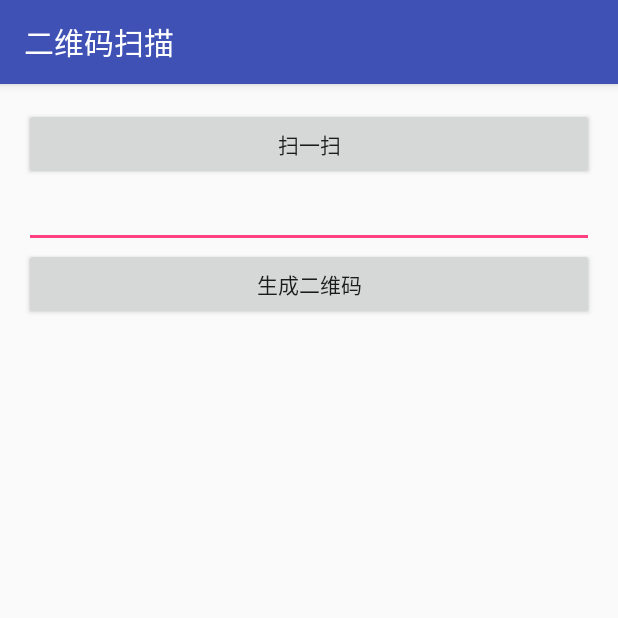
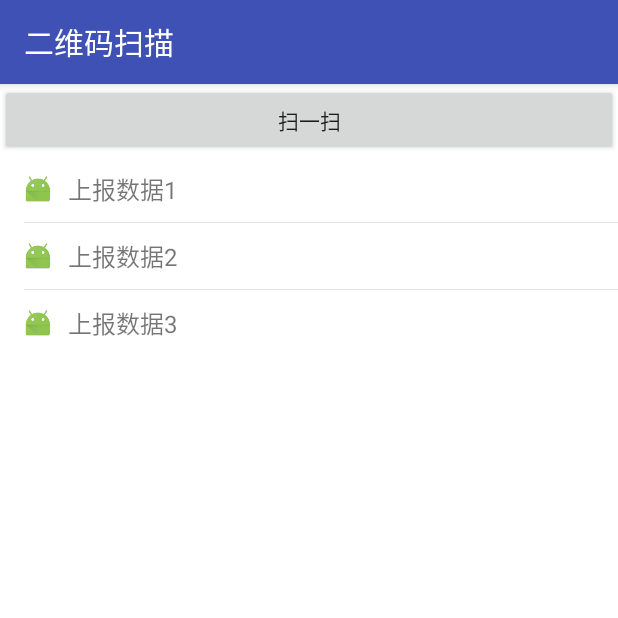
Before and after one commit to chenkaik/ZxingQRCode, an Android app: the screen it shows after launch (MainActivity), on a phone screen of 412 x 824 dp, the top half of it. Run offline under Robolectric (Android 15) with nearby library versions, the phone set to English and light mode, and no system bars.

Commit message:
扫码测试

```diff
--- a/app/src/main/java/com/example/chenkai/zxingqrcode/MainActivity.java
+++ b/app/src/main/java/com/example/chenkai/zxingqrcode/MainActivity.java
@@ -5,40 +5,51 @@ import android.content.Intent;
 import android.content.pm.PackageManager;
 import android.os.Build;
 import android.os.Bundle;
+import android.support.annotation.Nullable;
 import android.support.v4.app.ActivityCompat;
 import android.support.v4.content.ContextCompat;
 import android.support.v7.app.AppCompatActivity;
+import android.text.TextUtils;
+import android.util.Log;
 import android.view.View;
-import android.widget.EditText;
-import android.widget.ImageView;
+import android.widget.TextView;
 import android.widget.Toast;
 
 
 public class MainActivity extends AppCompatActivity implements View.OnClickListener {
 
-    private EditText editText;
-    private ImageView imageView;
+    private static final String TAG = "MainActivity";
 
-//    private CameraManager manager;
+//    private EditText editText;
+//    private ImageView imageView;
+
+    //    private CameraManager manager;
 //    public static boolean kaiguan = true; // 定义开关状态，状态为false，打开状态，状态为true，关闭状态
 //
 //    private boolean status = false;
 //    private Camera camera;
 //    private Camera.Parameters parameters;
 //    private MainActivity instance;
+    private int REQUEST_CODE_SCAN = 111;
+    private TextView textView1;
+    private TextView textView2;
+    private TextView textView3;
 
     @Override
     protected void onCreate(Bundle savedInstanceState) {
         super.onCreate(savedInstanceState);
         setContentView(R.layout.activity_main);
         findViewById(R.id.btn_s).setOnClickListener(this);
-        findViewById(R.id.shengcheng).setOnClickListener(this);
-        findViewById(R.id.open).setOnClickListener(this);
-        editText = (EditText) findViewById(R.id.editText);
-        imageView = (ImageView) findViewById(R.id.imageview);
+//        findViewById(R.id.shengcheng).setOnClickListener(this);
+//        findViewById(R.id.open).setOnClickListener(this);
+//        editText = (EditText) findViewById(R.id.editText);
+//        imageView = (ImageView) findViewById(R.id.imageview);
 //        // 闪光灯
 //        instance = this;
 //        camera = Camera.open();
+        textView1 = findViewById(R.id.tv_clear_cache);
+        textView2 = findViewById(R.id.tv_clear_cache2);
+        textView3 = findViewById(R.id.tv_clear_cache3);
     }
 
     @Override
@@ -46,10 +57,37 @@ public class MainActivity extends AppCompatActivity implements View.OnClickListe
         //super.onRequestPermissionsResult(requestCode, permissions, grantResults);
         if (requestCode == 1) {
             if (grantResults.length > 0 && grantResults[0] == PackageManager.PERMISSION_GRANTED) {
-                startActivity(new Intent(this, QrScanActivity.class));
+                startActivityForResult(new Intent(this, QrScanActivity.class), REQUEST_CODE_SCAN);
             } else {
                 Toast.makeText(this, "请允许程序访问相机权限", Toast.LENGTH_SHORT).show();
             }
+        }
+    }
+
+    @Override
+    protected void onActivityResult(int requestCode, int resultCode, @Nullable Intent data) {
+        super.onActivityResult(requestCode, resultCode, data);
+        if (requestCode == REQUEST_CODE_SCAN && resultCode == RESULT_OK) {
+            if (data != null) {
+                String content = data.getStringExtra("codeContent");
+                Log.e(TAG, "onActivityResult: " + content);
+                if (!TextUtils.isEmpty(content) && content.contains("&")) {
+
+                }
+                String s[] = content.split("&");
+                if (s.length == 3) {
+                    textView1.setText(s[0]);
+                    textView2.setText(s[1]);
+                    textView3.setText(s[2]);
+                } else {
+                    Toast.makeText(this, "没有", Toast.LENGTH_SHORT).show();
+                }
+
+            } else {
+                Log.e(TAG, "onActivityResult: 1");
+            }
+        } else {
+            Log.e(TAG, "onActivityResult: 2");
         }
     }
 
@@ -60,7 +98,7 @@ public class MainActivity extends AppCompatActivity implements View.OnClickListe
                 if (ContextCompat.checkSelfPermission(this, Manifest.permission.CAMERA) != PackageManager.PERMISSION_GRANTED) {
                     ActivityCompat.requestPermissions(this, new String[]{Manifest.permission.CAMERA}, 1);
                 } else {
-                    startActivity(new Intent(this, QrScanActivity.class));
+                    startActivityForResult(new Intent(this, QrScanActivity.class), REQUEST_CODE_SCAN);
                 }
                 break;
 //            case R.id.open:
@@ -74,7 +112,7 @@ public class MainActivity extends AppCompatActivity implements View.OnClickListe
 //                        instance.camera.setParameters(instance.parameters);
 //                    }
 //                break;
-            case R.id.shengcheng:
+//            case R.id.shengcheng:
 //                String info = editText.getText().toString().trim();
 //                if (TextUtils.isEmpty(info)){
 //                    Toast.makeText(this, "内容不能为空", Toast.LENGTH_SHORT).show();
--- a/app/src/main/java/com/example/chenkai/zxingqrcode/QrScanActivity.java
+++ b/app/src/main/java/com/example/chenkai/zxingqrcode/QrScanActivity.java
@@ -1,8 +1,10 @@
 package com.example.chenkai.zxingqrcode;
 
+import android.content.Intent;
 import android.graphics.Rect;
 import android.os.Bundle;
 import android.support.v7.app.AppCompatActivity;
+import android.util.Log;
 import android.view.View;
 import android.view.animation.Animation;
 import android.view.animation.TranslateAnimation;
@@ -18,6 +20,7 @@ import java.util.ArrayList;
 import java.util.List;
 
 public class QrScanActivity extends AppCompatActivity implements ZXingScannerViewNew.ResultHandler, ZXingScannerViewNew.QrSize {
+    private static final String TAG = "QrScanActivity";
     ZXingScannerViewNew scanView;
     private TextView result;
     private BeepManager beepManager;
@@ -33,7 +36,7 @@ public class QrScanActivity extends AppCompatActivity implements ZXingScannerVie
         beepManager = new BeepManager(this);
         setupFormats();
         initViews();
-        result= (TextView) findViewById(R.id.editText);
+        result = (TextView) findViewById(R.id.editText);
     }
 
     private void initViews() {
@@ -62,7 +65,14 @@ public class QrScanActivity extends AppCompatActivity implements ZXingScannerVie
     public void handleResult(Result rawResult) {
         beepManager.playBeepSoundAndVibrate();
         // 回调方法中接收扫描结果并且设置到textview中  可判断扫描结果是否为null
-        result.setText(rawResult.toString());
+        String res = rawResult.toString();
+        Log.e(TAG, "handleResult: " + res);
+//        result.setText(res);
+        Intent intent = new Intent();
+        intent.putExtra("codeContent", res);
+        setResult(RESULT_OK, intent);
+        this.finish();
+
     }
 
     // 可以解析二维码和条形码等，我们这里只添加二维码格式，让他只处理二维码
--- a/app/src/main/res/layout/activity_main.xml
+++ b/app/src/main/res/layout/activity_main.xml
@@ -4,11 +4,8 @@
     android:id="@+id/activity_main"
     android:layout_width="match_parent"
     android:layout_height="match_parent"
-    android:paddingBottom="@dimen/activity_vertical_margin"
-    android:paddingLeft="@dimen/activity_horizontal_margin"
-    android:paddingRight="@dimen/activity_horizontal_margin"
-    android:paddingTop="@dimen/activity_vertical_margin"
     android:orientation="vertical"
+    android:background="@color/white"
     tools:context="com.example.chenkai.zxingqrcode.MainActivity">
 
     <Button
@@ -17,26 +14,144 @@
         android:layout_height="wrap_content"
         android:text="扫一扫" />
 
-    <Button
-        android:id="@+id/open"
+    <RelativeLayout
+        android:id="@+id/rl_clear_cache"
         android:layout_width="match_parent"
         android:layout_height="wrap_content"
-        android:text="闪光灯"
-        android:visibility="gone"/>
+        android:padding="10dp">
 
-    <EditText
-        android:id="@+id/editText"
+        <ImageView
+            android:id="@+id/iv_clear_cache"
+            android:layout_width="20dp"
+            android:layout_height="20dp"
+            android:layout_centerVertical="true"
+            android:layout_marginLeft="5dp"
+            android:src="@mipmap/ic_launcher" />
+
+        <TextView
+            android:layout_width="wrap_content"
+            android:layout_height="wrap_content"
+            android:layout_centerVertical="true"
+            android:layout_marginLeft="10dp"
+            android:layout_toRightOf="@+id/iv_clear_cache"
+            android:text="上报数据1"
+            android:textSize="16sp" />
+
+        <TextView
+            android:id="@+id/tv_clear_cache"
+            android:layout_width="wrap_content"
+            android:layout_height="wrap_content"
+            android:layout_alignParentRight="true"
+            android:layout_centerVertical="true"
+            android:layout_marginRight="15dp"
+            android:text=""
+            android:textSize="15sp" />
+
+    </RelativeLayout>
+
+    <View
         android:layout_width="match_parent"
-        android:layout_height="wrap_content" />
+        android:layout_height="0.5dp"
+        android:layout_marginLeft="16dp"
+        android:background="@color/me_line"/>
 
-    <Button
-        android:id="@+id/shengcheng"
+    <RelativeLayout
+        android:id="@+id/rl_clear_cache2"
         android:layout_width="match_parent"
         android:layout_height="wrap_content"
-        android:text="生成二维码" />
+        android:padding="10dp">
 
-    <ImageView
-        android:id="@+id/imageview"
-        android:layout_width="wrap_content"
-        android:layout_height="wrap_content" />
+        <ImageView
+            android:id="@+id/iv_clear_cache2"
+            android:layout_width="20dp"
+            android:layout_height="20dp"
+            android:layout_centerVertical="true"
+            android:layout_marginLeft="5dp"
+            android:src="@mipmap/ic_launcher" />
+
+        <TextView
+            android:layout_width="wrap_content"
+            android:layout_height="wrap_content"
+            android:layout_centerVertical="true"
+            android:layout_marginLeft="10dp"
+            android:layout_toRightOf="@+id/iv_clear_cache2"
+            android:text="上报数据2"
+            android:textSize="16sp" />
+
+        <TextView
+            android:id="@+id/tv_clear_cache2"
+            android:layout_width="wrap_content"
+            android:layout_height="wrap_content"
+            android:layout_alignParentRight="true"
+            android:layout_centerVertical="true"
+            android:layout_marginRight="15dp"
+            android:text=""
+            android:textSize="15sp" />
+
+    </RelativeLayout>
+
+    <View
+        android:layout_width="match_parent"
+        android:layout_height="0.5dp"
+        android:layout_marginLeft="16dp"
+        android:background="@color/me_line"/>
+
+    <RelativeLayout
+        android:id="@+id/rl_clear_cache3"
+        android:layout_width="match_parent"
+        android:layout_height="wrap_content"
+        android:padding="10dp">
+
+        <ImageView
+            android:id="@+id/iv_clear_cache3"
+            android:layout_width="20dp"
+            android:layout_height="20dp"
+            android:layout_centerVertical="true"
+            android:layout_marginLeft="5dp"
+            android:src="@mipmap/ic_launcher" />
+
+        <TextView
+            android:layout_width="wrap_content"
+            android:layout_height="wrap_content"
+            android:layout_centerVertical="true"
+            android:layout_marginLeft="10dp"
+            android:layout_toRightOf="@+id/iv_clear_cache3"
+            android:text="上报数据3"
+            android:textSize="16sp" />
+
+        <TextView
+            android:id="@+id/tv_clear_cache3"
+            android:layout_width="wrap_content"
+            android:layout_height="wrap_content"
+            android:layout_alignParentRight="true"
+            android:layout_centerVertical="true"
+            android:layout_marginRight="15dp"
+            android:text=""
+            android:textSize="15sp" />
+
+    </RelativeLayout>
+
+
+    <!--<Button-->
+        <!--android:id="@+id/open"-->
+        <!--android:layout_width="match_parent"-->
+        <!--android:layout_height="wrap_content"-->
+        <!--android:text="闪光灯"-->
+        <!--android:visibility="gone"/>-->
+
+    <!--<EditText-->
+        <!--android:id="@+id/editText"-->
+        <!--android:layout_width="match_parent"-->
+        <!--android:layout_height="wrap_content" />-->
+
+    <!--<Button-->
+        <!--android:id="@+id/shengcheng"-->
+        <!--android:layout_width="match_parent"-->
+        <!--android:layout_height="wrap_content"-->
+        <!--android:text="生成二维码" />-->
+
+    <!--<ImageView-->
+        <!--android:id="@+id/imageview"-->
+        <!--android:layout_width="wrap_content"-->
+        <!--android:layout_height="wrap_content" />-->
 </LinearLayout>
--- a/app/src/main/res/values/colors.xml
+++ b/app/src/main/res/values/colors.xml
@@ -11,6 +11,8 @@
     <color name="viewfinder_mask">#60000000</color>
     <color name="viewfinder_laser">#ff09BB07</color>
     <color name="viewfinder_border">#ff09BB07</color>
+
+    <color name="me_line">#E5E5E5</color>
 
     <!--<color name="black">#000000</color>-->
     <!--<color name="black_11">#111111</color>-->
```
